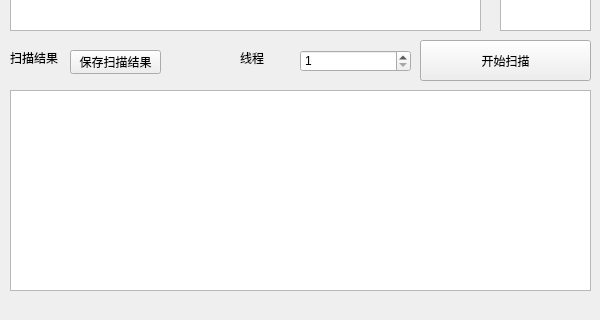
This is ip_sacaner/widget.ui in wuwenfengmi1998/tcp_ip_scan as Qt 5 draws it before an edit; both pictures show x 0 to 600 and y 180 to 500 of the 600 by 500 pixel window. The edited form follows.
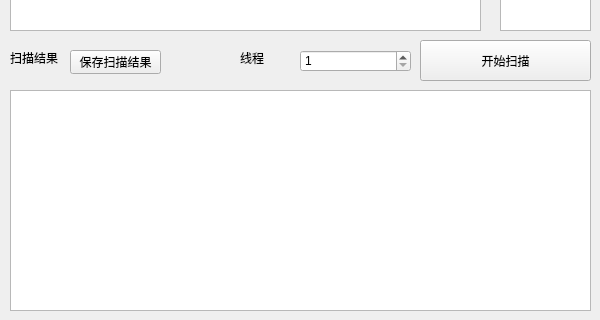
This is the edited form.

What changed in the file:
```diff
--- a/ip_sacaner/widget.ui
+++ b/ip_sacaner/widget.ui
@@ -96,16 +96,6 @@
     <string>线程</string>
    </property>
   </widget>
-  <widget class="QListView" name="listView">
-   <property name="geometry">
-    <rect>
-     <x>10</x>
-     <y>270</y>
-     <width>581</width>
-     <height>201</height>
-    </rect>
-   </property>
-  </widget>
   <widget class="QLabel" name="label_5">
    <property name="geometry">
     <rect>
@@ -158,6 +148,19 @@
 domain.com</string>
    </property>
   </widget>
+  <widget class="QTextEdit" name="outputlist">
+   <property name="geometry">
+    <rect>
+     <x>10</x>
+     <y>270</y>
+     <width>581</width>
+     <height>221</height>
+    </rect>
+   </property>
+   <property name="readOnly">
+    <bool>true</bool>
+   </property>
+  </widget>
  </widget>
  <resources/>
  <connections/>
```
